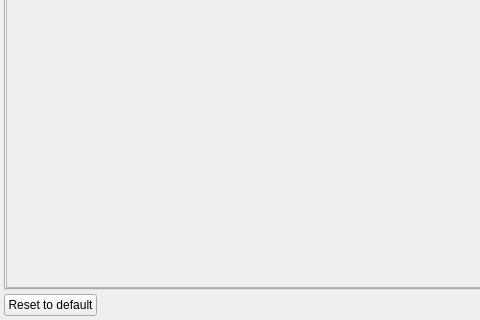
Before: the Qt Designer form alizams/GUI/settingswidget.ui in AlizaMedicalImaging/AlizaMS, drawn with Qt 5; both pictures show x 0 to 480 and y 300 to 620 of the 1005 by 620 pixel window.
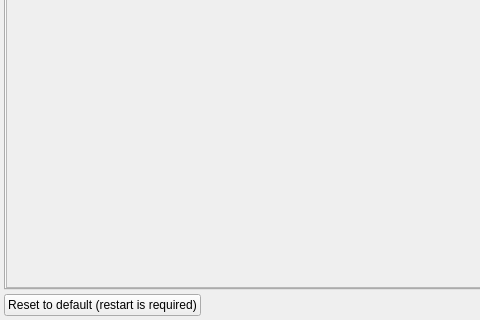
After: the same form once the commit is applied. The open tabs and pages were chosen to show the change.

Diff of the .ui file:
```diff
--- a/alizams/GUI/settingswidget.ui
+++ b/alizams/GUI/settingswidget.ui
@@ -728,7 +728,7 @@
       </sizepolicy>
      </property>
      <property name="text">
-      <string notr="true">Reset to default</string>
+      <string notr="true">Reset to default (restart is required)</string>
      </property>
     </widget>
    </item>
```
Left out of the diff: 34 changed lines with no effect on the pictures.
